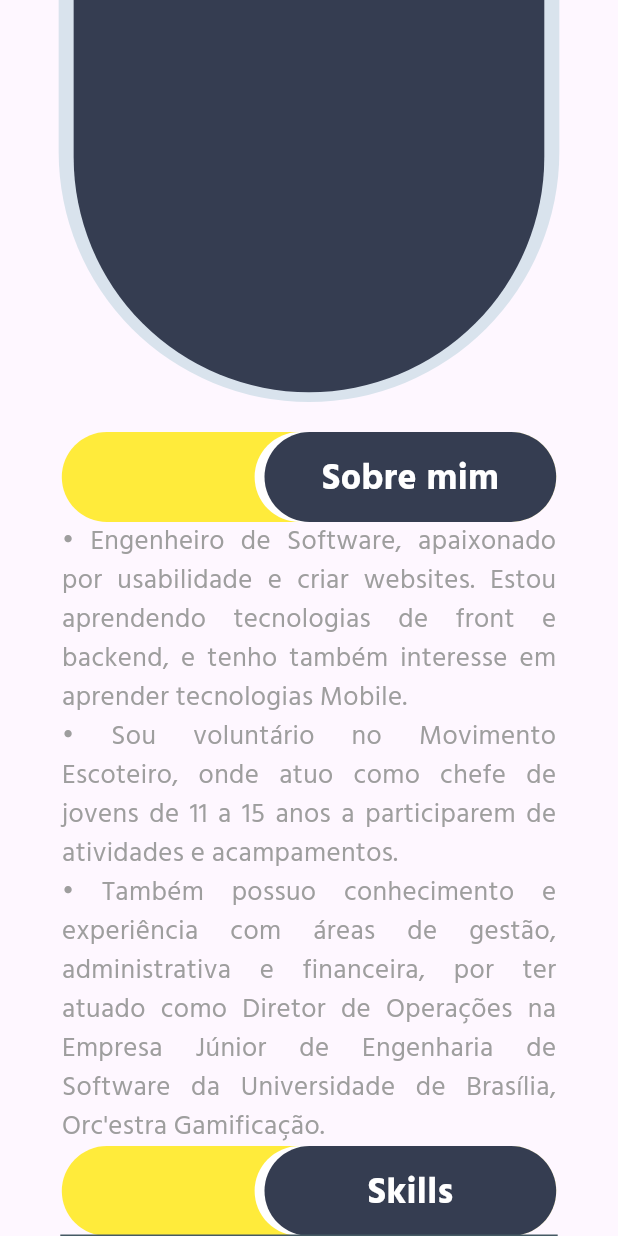
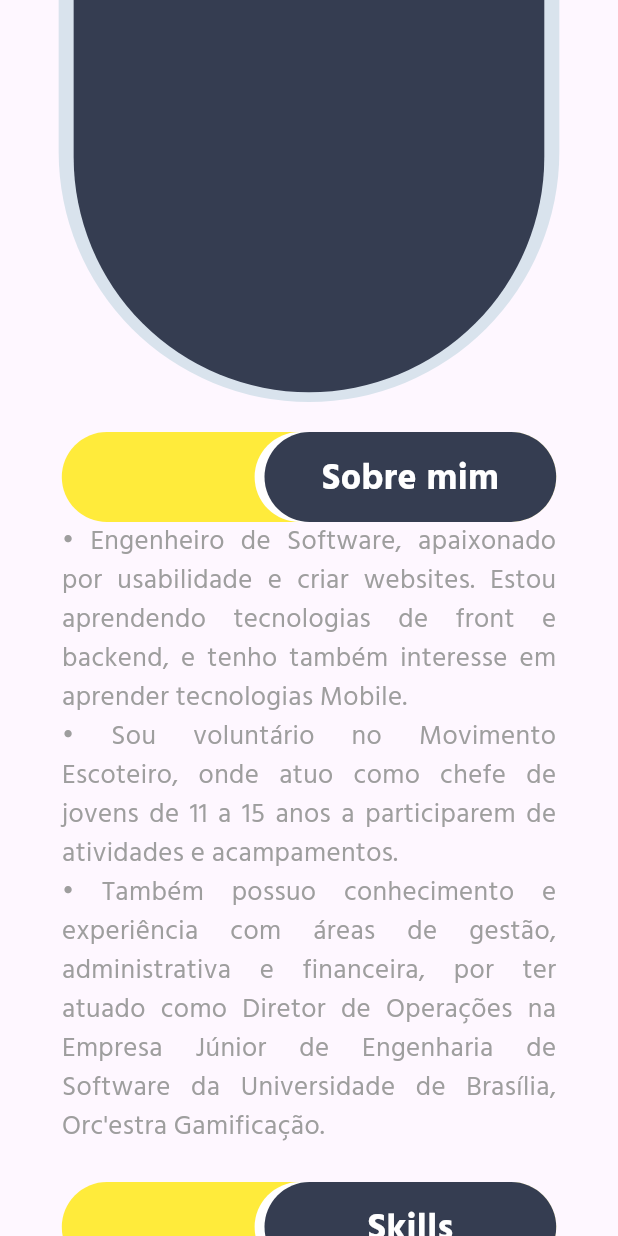
Before and after one commit to MatheusBlanco/matheus_blanco_online_cv, a Flutter app: the screen it shows after launch, scrolled down 576 dp, on a phone screen of 412 x 824 dp. Run offline on Flutter 3.47's test engine with Material 3 defaults, Android fonts, the phone set to English and light mode, and no system bars; our stand-ins replace responsive_builder.

Commit message:
fix: :bug: Fixes alignment of itens

```diff
--- a/lib/widgets/curriculum/curriculum.dart
+++ b/lib/widgets/curriculum/curriculum.dart
@@ -41,6 +41,7 @@
       margin: const EdgeInsets.symmetric(horizontal: 0, vertical: 100),
       child: const Row(
         mainAxisAlignment: MainAxisAlignment.center,
+        crossAxisAlignment: CrossAxisAlignment.start,
         children: [
           FieldCollectionLeft(),
           BookMark(),
--- a/lib/widgets/curriculum/information_fields/widgets/information_fields_widget.dart
+++ b/lib/widgets/curriculum/information_fields/widgets/information_fields_widget.dart
@@ -24,8 +24,13 @@
     var screenWidth = MediaQuery.of(context).size.width;
     var width = screenWidth < 700 ? screenWidth * 0.8 : screenWidth * 0.3;
 
-    return SizedBox(
-      width: width,
+    return ConstrainedBox(
+      constraints: BoxConstraints(
+        minHeight: 5.0,
+        minWidth: width,
+        maxHeight: 500,
+        maxWidth: width,
+      ),
       child: Column(
         children: [
           Container(
```
